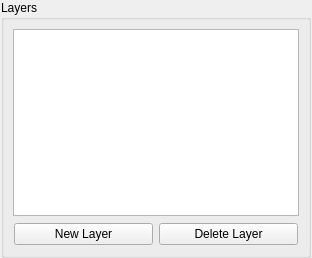
Qt form editor_app/gui/layers_sprites.ui (danielmeinert/objectcreator) before a commit.
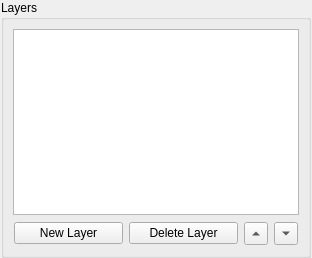
The same form after that commit. Custom widgets are drawn as their Qt base class.

Commit message: changed layers to model, push/pull needs fix

```diff
--- a/editor_app/gui/layers_sprites.ui
+++ b/editor_app/gui/layers_sprites.ui
@@ -75,7 +75,31 @@
        <number>9</number>
       </property>
       <item>
-       <widget class="QListView" name="layers_list"/>
+       <widget class="SpriteLayerListView" name="layers_list">
+        <property name="acceptDrops">
+         <bool>false</bool>
+        </property>
+        <property name="styleSheet">
+         <string notr="true"> QListView::item:selected:active{
+                                     background: lightblue;
+									font: black;
+                                }
+ QListView::item:selected:!active{
+                                     background: lightblue;
+                                }
+
+                               </string>
+        </property>
+        <property name="dragEnabled">
+         <bool>false</bool>
+        </property>
+        <property name="dragDropMode">
+         <enum>QAbstractItemView::InternalMove</enum>
+        </property>
+        <property name="defaultDropAction">
+         <enum>Qt::MoveAction</enum>
+        </property>
+       </widget>
       </item>
       <item>
        <widget class="QWidget" name="widget" native="true">
@@ -106,6 +130,26 @@
            </property>
           </widget>
          </item>
+         <item>
+          <widget class="QToolButton" name="button_up">
+           <property name="text">
+            <string/>
+           </property>
+           <property name="arrowType">
+            <enum>Qt::UpArrow</enum>
+           </property>
+          </widget>
+         </item>
+         <item>
+          <widget class="QToolButton" name="button_down">
+           <property name="text">
+            <string/>
+           </property>
+           <property name="arrowType">
+            <enum>Qt::DownArrow</enum>
+           </property>
+          </widget>
+         </item>
         </layout>
        </widget>
       </item>
@@ -114,6 +158,13 @@
    </item>
   </layout>
  </widget>
+ <customwidgets>
+  <customwidget>
+   <class>SpriteLayerListView</class>
+   <extends>QListView</extends>
+   <header>widgets</header>
+  </customwidget>
+ </customwidgets>
  <resources/>
  <connections/>
 </ui>
```
The commit also changes 1 other file.
